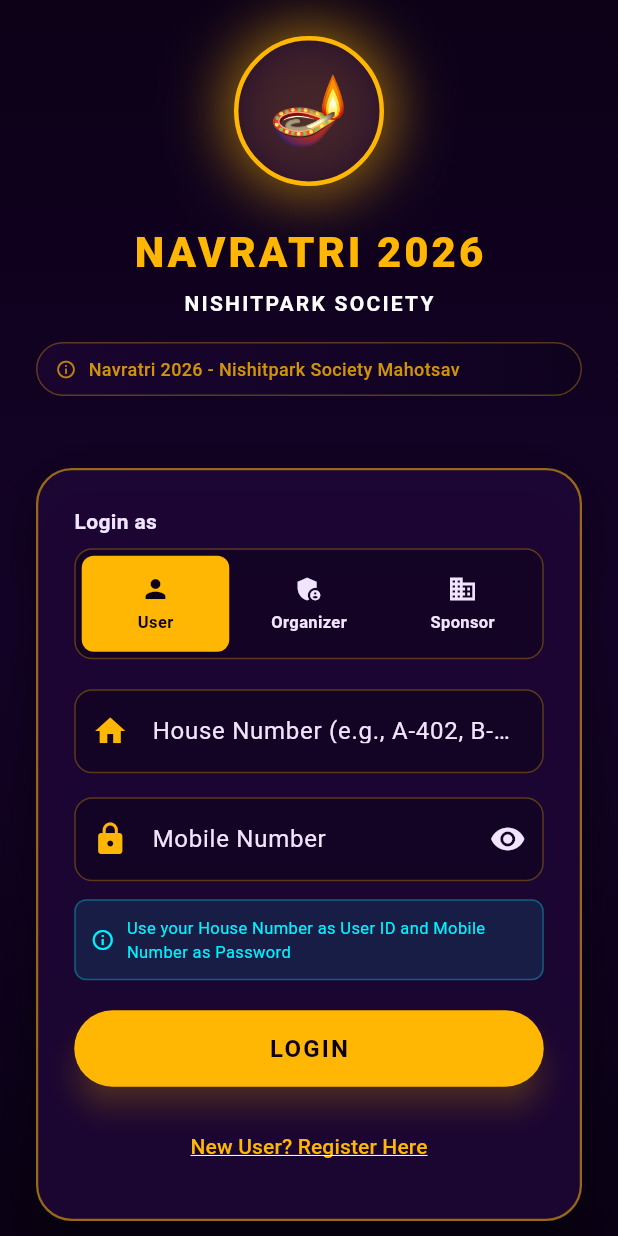
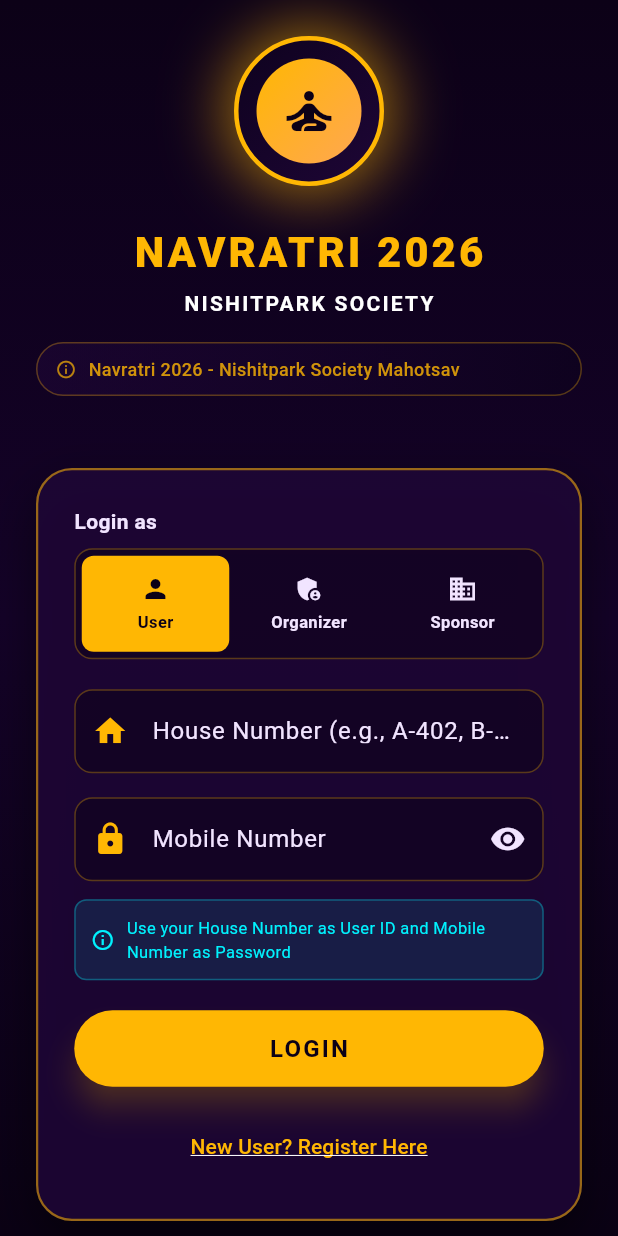
Before and after one commit to mehul7006/Navratriapp, a Flutter app: the screen it shows after launch, on a phone screen of 412 x 824 dp. Run offline on Flutter 3.47's test engine with Material 3 defaults, Android fonts, the phone set to English and light mode, and no system bars; our stand-ins replace confetti, fl_chart, image_picker, pdf, printing, qr_flutter and 1 more; network calls fail; Roboto replaces fonts that are missing (Cinzel, Outfit).

Commit message:
fix: Login page logo - replace broken emoji with Icon widget for web compatibility
- Replaced 🪔 emoji with Icons.self_improvement in a golden gradient circle
- Emoji was not rendering on web browsers
- Logo now uses reliable Material Icon with gradient background

```diff
--- a/lib/screens/auth/login_screen.dart
+++ b/lib/screens/auth/login_screen.dart
@@ -260,10 +260,22 @@ class _LoginScreenState extends State<LoginScreen> {
       decoration: BoxDecoration(
         shape: BoxShape.circle,
         border: Border.all(color: AppTheme.goldPrimary, width: 3),
-        boxShadow: [BoxShadow(color: AppTheme.goldPrimary.withOpacity(0.6), blurRadius: 35, spreadRadius: 5)],
-        color: AppTheme.purpleCard.withOpacity(0.7),
+        boxShadow: [BoxShadow(color: AppTheme.goldPrimary.withValues(alpha: 0.6), blurRadius: 35, spreadRadius: 5)],
+        gradient: const LinearGradient(colors: [AppTheme.purpleDeep, AppTheme.purpleCard], begin: Alignment.topLeft, end: Alignment.bottomRight),
       ),
-      child: const Center(child: Text('🪔', style: TextStyle(fontSize: 44))),
+      child: Center(
+        child: Container(
+          width: 70,
+          height: 70,
+          decoration: BoxDecoration(
+            shape: BoxShape.circle,
+            gradient: LinearGradient(colors: [AppTheme.goldPrimary, AppTheme.goldDark], begin: Alignment.topLeft, end: Alignment.bottomRight),
+          ),
+          child: const Center(
+            child: Icon(Icons.self_improvement, size: 40, color: AppTheme.purpleDark),
+          ),
+        ),
+      ),
     );
   }
 
```
